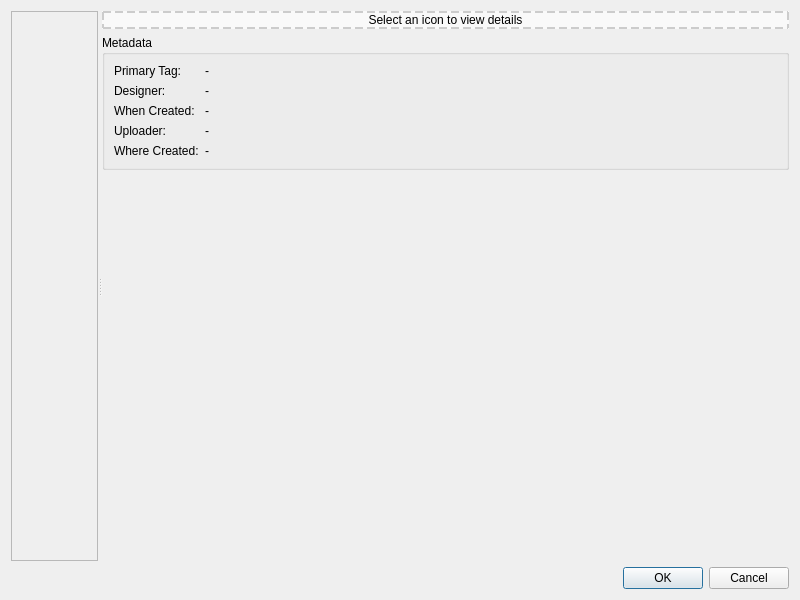
The window that map_icons_dialog_base.ui (su-cartography/github-icon-plugin) describes before a commit, drawn with Qt 5.
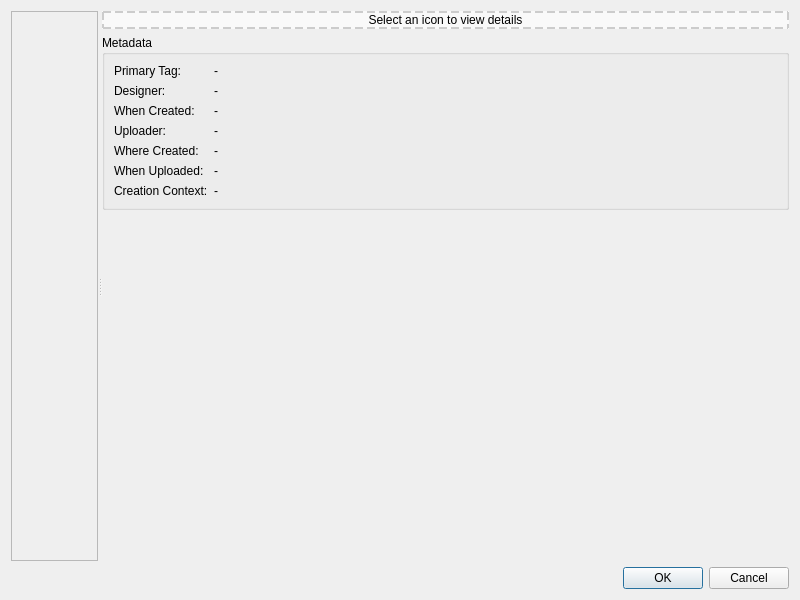
The same window after the commit.

Commit message:
Correct columns for metadata
Addition of missing columns to match metadata on Zenodo with Excel structure and README.md file update

The edit to the form file:
```diff
--- a/map_icons_dialog_base.ui
+++ b/map_icons_dialog_base.ui
@@ -135,6 +135,46 @@
             </property>
            </widget>
           </item>
+          <item row="5" column="0">
+           <widget class="QLabel" name="whenUploadedLabel">
+            <property name="text">
+             <string>When Uploaded:</string>
+            </property>
+           </widget>
+          </item>
+          <item row="5" column="1">
+           <widget class="QLabel" name="whenUploadedValue">
+            <property name="text">
+             <string>-</string>
+            </property>
+           </widget>
+          </item>
+          <item row="6" column="0">
+           <widget class="QLabel" name="creationContextLabel">
+            <property name="text">
+             <string>Creation Context:</string>
+            </property>
+           </widget>
+          </item>
+          <item row="6" column="1">
+           <widget class="QLabel" name="creationContextValue">
+            <property name="text">
+             <string>-</string>
+            </property>
+            <property name="wordWrap">
+             <bool>true</bool>
+            </property>
+            <property name="alignment">
+             <set>Qt::AlignLeft|Qt::AlignTop</set>
+            </property>
+            <property name="textInteractionFlags">
+             <set>Qt::TextSelectableByMouse|Qt::LinksAccessibleByMouse</set>
+            </property>
+            <property name="openExternalLinks">
+             <bool>true</bool>
+            </property>
+           </widget>
+          </item>
          </layout>
         </widget>
        </item>
```
Left out of the diff: 2 changed lines with no effect on the pictures. The commit also changes 1 other file.
